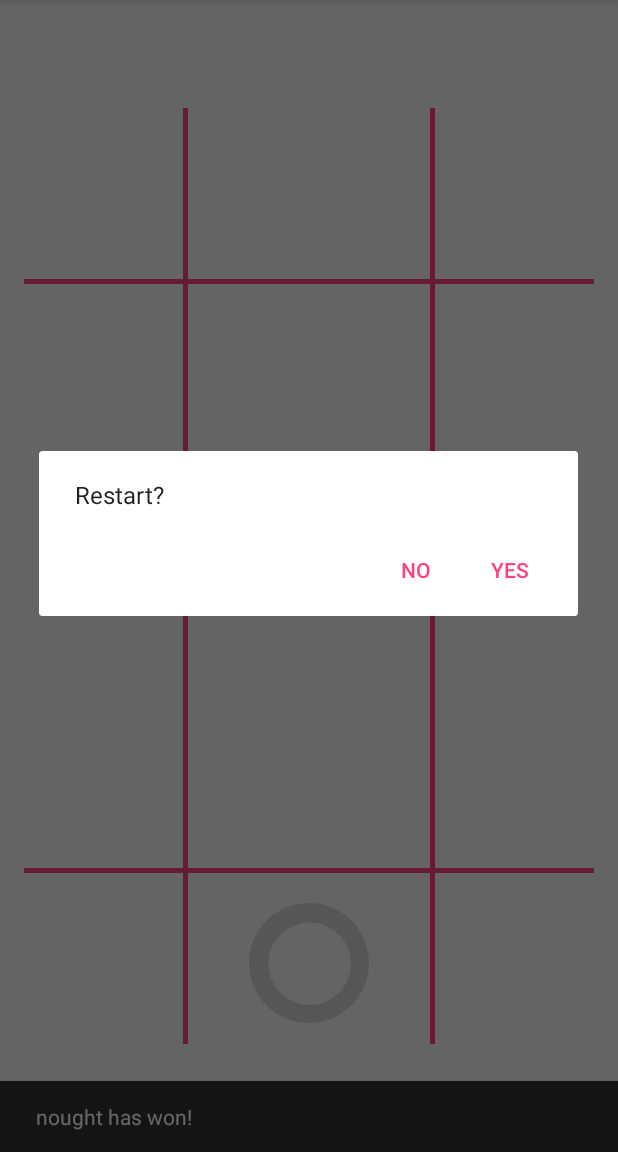
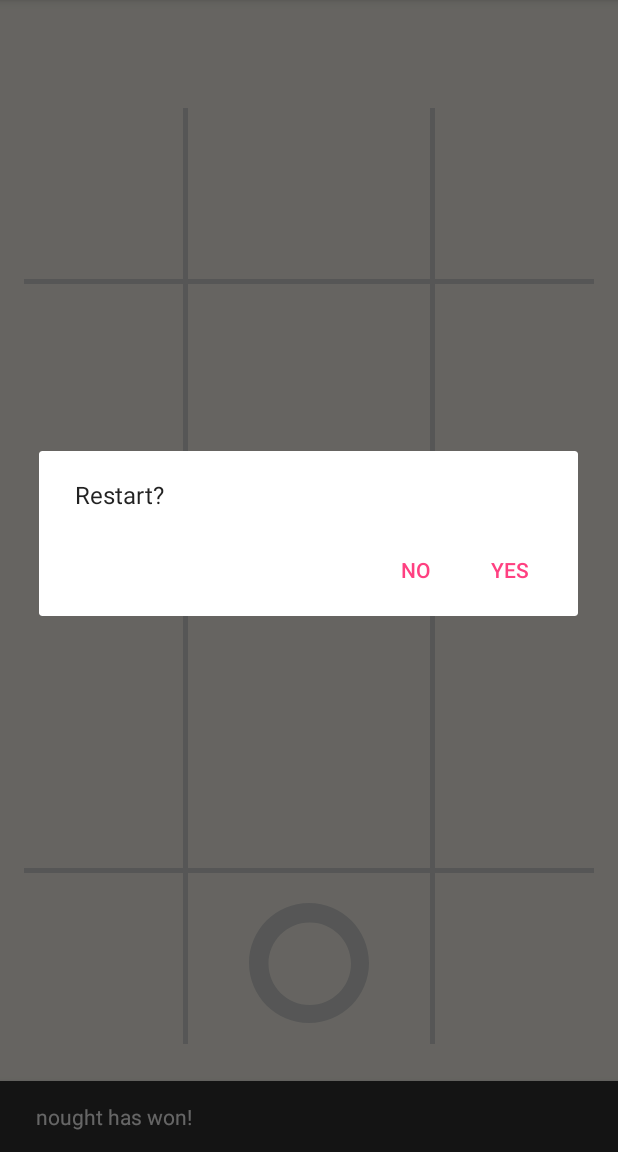
Before and after one commit to mariscallzn/KotlinTicTacToe, an Android app: the screen it shows after launch (BoardActivity), after a tap on an icon or button, on a phone screen of 412 x 824 dp, the part 84-1236 px from its top. Run offline under Robolectric (Android 15) with nearby library versions, the phone set to English and light mode, and no system bars.

Commit message:
change some design

```diff
--- a/app/src/main/AndroidManifest.xml
+++ b/app/src/main/AndroidManifest.xml
@@ -8,7 +8,9 @@
         android:label="@string/app_name"
         android:supportsRtl="true"
         android:theme="@style/AppTheme">
-        <activity android:name=".board.BoardActivity">
+        <activity
+            android:name=".board.BoardActivity"
+            android:screenOrientation="portrait">
             <intent-filter>
                 <action android:name="android.intent.action.MAIN" />
 
--- a/app/src/main/java/com/mariizcal/tictactoe/board/BoardActivity.kt
+++ b/app/src/main/java/com/mariizcal/tictactoe/board/BoardActivity.kt
@@ -208,6 +208,7 @@ class BoardActivity : AppCompatActivity(), BoardPresenter.BoardView {
                 .setNegativeButton("NO", { dialogInterface, which ->
                     finish()
                 })
+                .setCancelable(false)
                 .show()
     }
 
@@ -243,6 +244,7 @@ class BoardActivity : AppCompatActivity(), BoardPresenter.BoardView {
                 .setNegativeButton("   O   ", { dialogInterface, which ->
                     presenter.selectPlayer(Seed.NOUGHT)
                 })
+                .setCancelable(false)
                 .show()
     }
 }
--- a/app/src/main/res/layout/activity_board.xml
+++ b/app/src/main/res/layout/activity_board.xml
@@ -8,6 +8,7 @@
     android:paddingLeft="@dimen/activity_horizontal_margin"
     android:paddingRight="@dimen/activity_horizontal_margin"
     android:paddingTop="@dimen/activity_vertical_margin"
+    android:background="#FFFCF3"
     tools:context="com.mariizcal.tictactoe.board.BoardActivity">
 
     <View
@@ -15,14 +16,14 @@
         android:layout_height="3dp"
         android:layout_gravity="top"
         android:layout_marginTop="170dp"
-        android:background="@color/colorAccent" />
+        android:background="#D8D8D8" />
 
     <View
         android:layout_width="match_parent"
         android:layout_height="3dp"
         android:layout_gravity="bottom"
         android:layout_marginBottom="170dp"
-        android:background="@color/colorAccent" />
+        android:background="#D8D8D8" />
 
     <View
         android:layout_width="3dp"
@@ -31,7 +32,7 @@
         android:layout_marginBottom="56dp"
         android:layout_marginStart="106dp"
         android:layout_marginTop="56dp"
-        android:background="@color/colorAccent" />
+        android:background="#D8D8D8" />
 
     <View
         android:layout_width="3dp"
@@ -40,7 +41,7 @@
         android:layout_marginBottom="56dp"
         android:layout_marginEnd="106dp"
         android:layout_marginTop="56dp"
-        android:background="@color/colorAccent" />
+        android:background="#D8D8D8" />
 
     <!--ROW 1-->
     <android.support.v7.widget.AppCompatImageView
```
